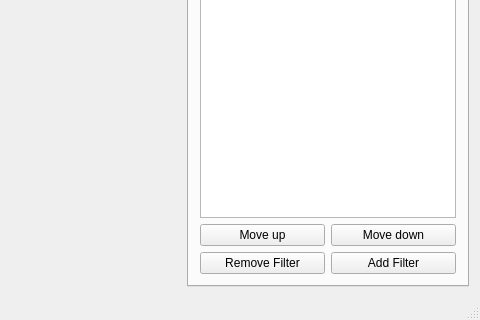
NicolasEtGuillaume/WorldXGen, file WorldXGen/mainwindow.ui: the form before one commit; both pictures show x 208 to 688 and y 142 to 462 of the 688 by 462 pixel window.
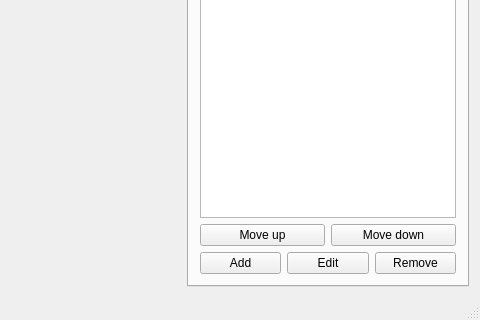
The form after the commit. Custom widgets are drawn as their Qt base class.

Commit message: Added the possibility to edit an added filter.

The edit to the form file:
```diff
--- a/WorldXGen/mainwindow.ui
+++ b/WorldXGen/mainwindow.ui
@@ -161,17 +161,24 @@
         </item>
         <item>
          <layout class="QHBoxLayout" name="horizontalLayout_2">
-          <item>
-           <widget class="QPushButton" name="removeFilterButton">
-            <property name="text">
-             <string>Remove Filter</string>
-            </property>
-           </widget>
-          </item>
           <item>
            <widget class="QPushButton" name="addFilterButton">
             <property name="text">
-             <string>Add Filter</string>
+             <string>Add</string>
+            </property>
+           </widget>
+          </item>
+          <item>
+           <widget class="QPushButton" name="editFilterButton">
+            <property name="text">
+             <string>Edit</string>
+            </property>
+           </widget>
+          </item>
+          <item>
+           <widget class="QPushButton" name="removeFilterButton">
+            <property name="text">
+             <string>Remove</string>
             </property>
            </widget>
           </item>
```
The commit also changes 6 other files.
